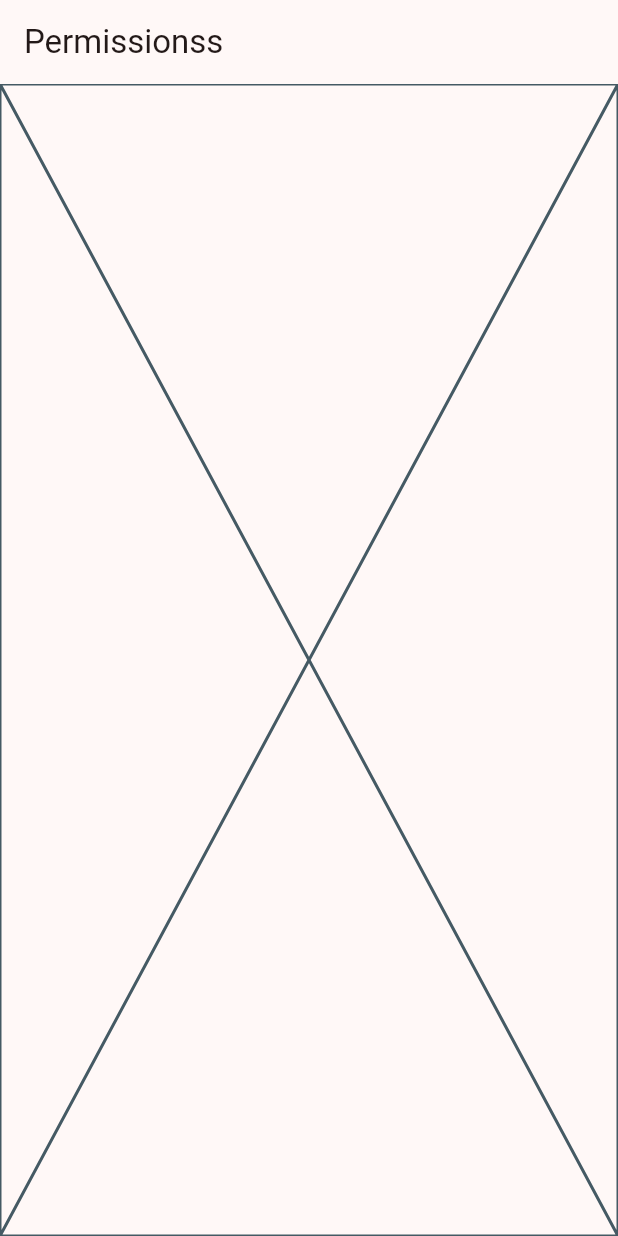
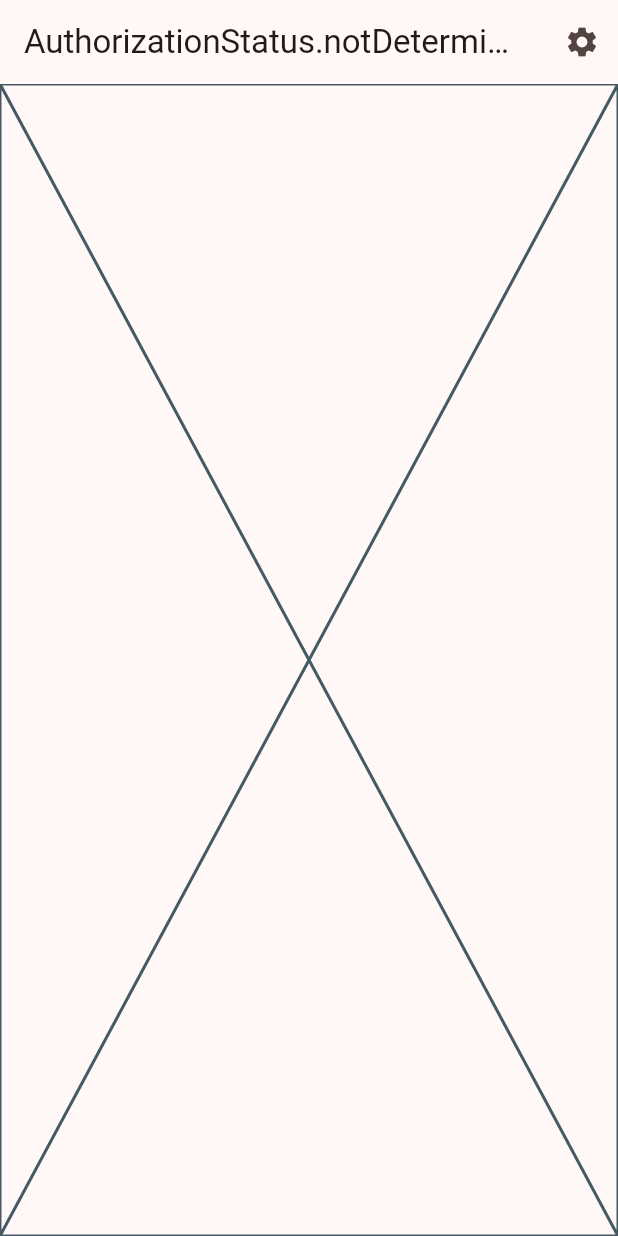
Before and after one commit to eliezerantonio/busines_logic_component_push_notification, a Flutter app: the screen it shows after launch, on a phone screen of 412 x 824 dp. Run offline on Flutter 3.47's test engine with Material 3 defaults, Android fonts, the phone set to English and light mode, and no system bars; our stand-ins replace equatable, firebase_messaging, flutter_bloc, go_router; accounts and stored records are empty.

Commit message:
feat: :sparkles: bloc notification implementation

```diff
--- /dev/null
+++ b/lib/presentation/blocs/notifications/notifications_bloc.dart
@@ -0,0 +1,29 @@
+import 'package:flutter_bloc/flutter_bloc.dart';
+import 'package:equatable/equatable.dart';
+import 'package:firebase_messaging/firebase_messaging.dart';
+
+part 'notifications_event.dart';
+part 'notifications_state.dart';
+
+class NotificationsBloc extends Bloc<NotificationsEvent, NotificationsState> {
+  FirebaseMessaging messanging = FirebaseMessaging.instance;
+
+  NotificationsBloc() : super(const NotificationsState()) {
+    // on<NotificationsEvent>((event, emit) {
+    //   // TODO: implement event handler
+    // });
+  }
+
+  void requestPermission() async {
+    NotificationSettings settings = await messanging.requestPermission(
+      alert: true,
+      announcement: false,
+      badge: true,
+      criticalAlert: false,
+      provisional: false,
+      sound: true,
+    );
+
+    settings.authorizationStatus;
+  }
+}
--- /dev/null
+++ b/lib/presentation/blocs/notifications/notifications_event.dart
@@ -0,0 +1,8 @@
+part of 'notifications_bloc.dart';
+
+sealed class NotificationsEvent extends Equatable {
+  const NotificationsEvent();
+
+  @override
+  List<Object> get props => [];
+}
--- /dev/null
+++ b/lib/presentation/blocs/notifications/notifications_state.dart
@@ -0,0 +1,24 @@
+part of 'notifications_bloc.dart';
+
+class NotificationsState extends Equatable {
+  final AuthorizationStatus status;
+  final List<dynamic> notifications;
+
+  const NotificationsState({
+    this.status = AuthorizationStatus.notDetermined,
+    this.notifications = const [],
+  });
+
+  @override
+  List<Object> get props => [status, notifications];
+
+  NotificationsState copyWith({
+    AuthorizationStatus? status,
+    List<dynamic>? notifications,
+  }) {
+    return NotificationsState(
+      status: status ?? this.status,
+      notifications: notifications ?? this.notifications,
+    );
+  }
+}
--- a/lib/presentation/screens/home_screen.dart
+++ b/lib/presentation/screens/home_screen.dart
@@ -1,4 +1,6 @@
+import 'package:busines_logic_component/presentation/blocs/notifications/notifications_bloc.dart';
 import 'package:flutter/material.dart';
+import 'package:flutter_bloc/flutter_bloc.dart';
 
 class HomeScreen extends StatelessWidget {
   const HomeScreen({super.key});
@@ -7,7 +9,15 @@
   Widget build(BuildContext context) {
     return Scaffold(
       appBar: AppBar(
-        title: const Text("Permissionss"),
+        title: context.select((NotificationsBloc bloc) => Text("${bloc.state.status}")),
+        actions: [
+          IconButton(
+            onPressed: () async {
+              context.read<NotificationsBloc>().requestPermission();
+            },
+            icon: const Icon(Icons.settings),
+          ),
+        ],
       ),
       body: const Placeholder(),
     );
```
Also changed, not shown: lib/main.dart (+14 -1 lines).
